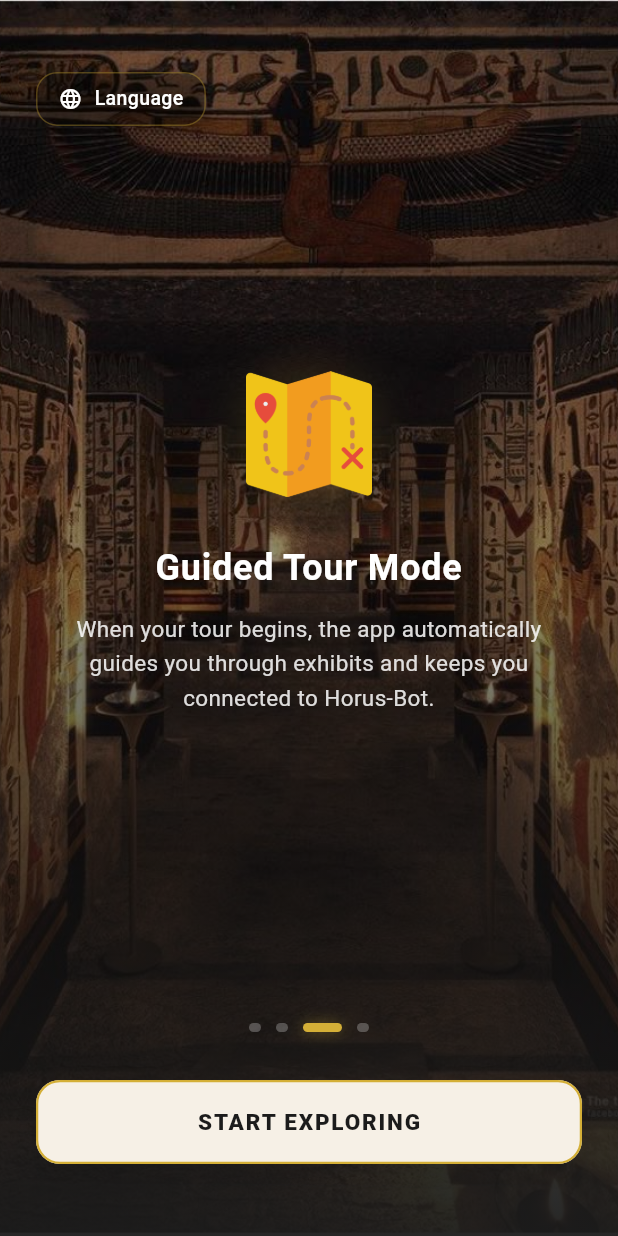
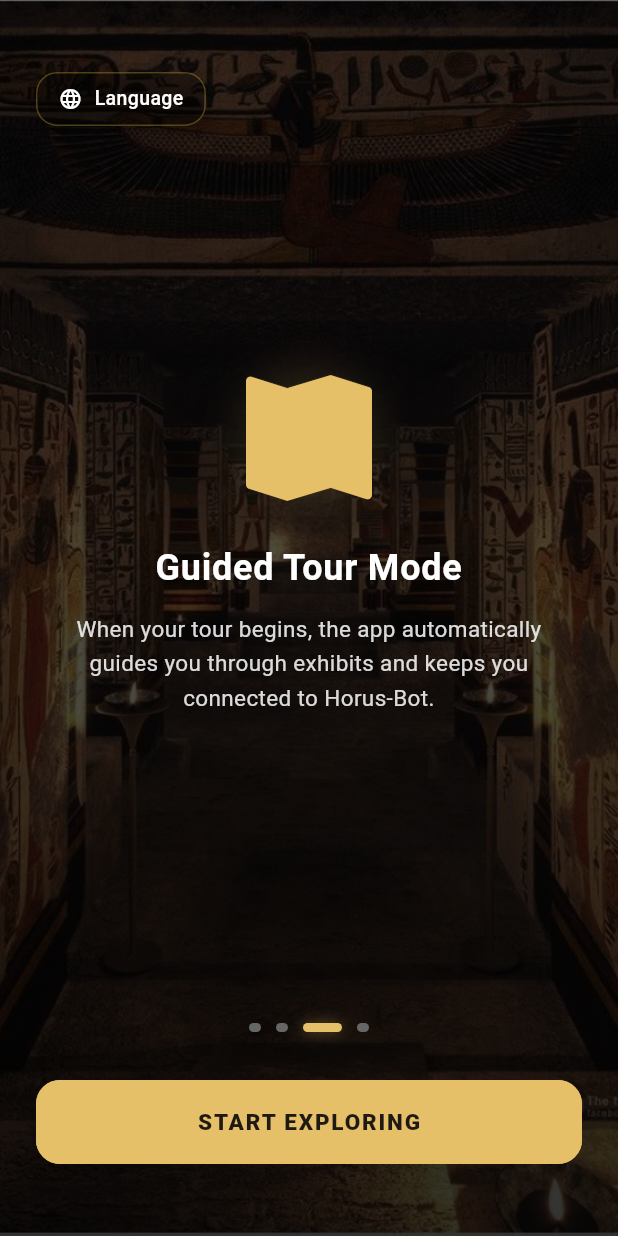
Before and after one commit to Farida-Waheed/museum_app, a Flutter app: the screen it shows after launch, swiped to page 3, on a phone screen of 412 x 824 dp. Run offline on Flutter 3.47's test engine with Material 3 defaults, Android fonts, the phone set to English and light mode, and no system bars; our stand-ins replace audioplayers, permission_handler, shared_preferences; missing offline and left inert: mobile_scanner; project files that could hold a hidden picture were left out.

```diff
--- a/lib/screens/intro/intro_screen.dart
+++ b/lib/screens/intro/intro_screen.dart
@@ -169,7 +169,7 @@ class _IntroScreenState extends State<IntroScreen>
                     const Text('Museums', style: mainTitleStyle),
                     const SizedBox(height: 12),
                     const Text(
-                      'Explore Egypt with your Horus-Bot and its app.',
+                      'Explore Egyptian museums with Horus-Bot.',
                       style: taglineStyle,
                     ),
                   ],
--- a/lib/screens/onboarding/onboarding_screen.dart
+++ b/lib/screens/onboarding/onboarding_screen.dart
@@ -1,3 +1,4 @@
+import 'dart:math' as math;
 import 'package:flutter/material.dart';
 import 'package:provider/provider.dart';
 import '../../l10n/app_localizations.dart';
@@ -12,13 +13,24 @@ class OnboardingScreen extends StatefulWidget {
   State<OnboardingScreen> createState() => _OnboardingScreenState();
 }
 
-class _OnboardingScreenState extends State<OnboardingScreen> {
+class _OnboardingScreenState extends State<OnboardingScreen> with SingleTickerProviderStateMixin {
   final PageController _pageController = PageController();
   int _currentPage = 0;
+  late final AnimationController _floatController;
+
+  @override
+  void initState() {
+    super.initState();
+    _floatController = AnimationController(
+      vsync: this,
+      duration: const Duration(seconds: 3),
+    )..repeat(reverse: true);
+  }
 
   @override
   void dispose() {
     _pageController.dispose();
+    _floatController.dispose();
     super.dispose();
   }
 
@@ -56,11 +68,11 @@ class _OnboardingScreenState extends State<OnboardingScreen> {
 
     // Material B - Primary CTA Surface
     final primaryCtaButtonStyle = ElevatedButton.styleFrom(
-      backgroundColor: const Color(0xFFF6F0E6),
-      foregroundColor: const Color(0xFF1B1B1B),
+      backgroundColor: const Color(0xFFE6C068),
+      foregroundColor: const Color(0xFF1E1912),
       shape: RoundedRectangleBorder(
         borderRadius: BorderRadius.circular(16),
-        side: const BorderSide(color: Color(0xFFD4AF37), width: 1.5),
+        side: const BorderSide(color: Color(0xFFE6C068), width: 1.5),
       ),
       elevation: 6,
       shadowColor: Colors.black.withOpacity(0.25),
@@ -119,11 +131,10 @@ class _OnboardingScreenState extends State<OnboardingScreen> {
                   begin: Alignment.topCenter,
                   end: Alignment.bottomCenter,
                   colors: [
-                    Colors.black.withOpacity(0.15),
-                    Colors.black.withOpacity(0.4),
-                    const Color(0xFF1B1B1B).withOpacity(0.95),
+                    Colors.black.withOpacity(0.6),
+                    Colors.black.withOpacity(0.8),
                   ],
-                  stops: const [0.0, 0.4, 1.0],
+                  stops: const [0.0, 1.0],
                 ),
               ),
             ),
@@ -146,7 +157,16 @@ class _OnboardingScreenState extends State<OnboardingScreen> {
                         children: [
                           const SizedBox(height: 40), // Top spacing adjustment
                           // Unified Icon treatment
-                          Stack(
+                          AnimatedBuilder(
+                            animation: _floatController,
+                            builder: (context, child) {
+                              final double floatOffset = 8 * math.sin(_floatController.value * 2 * math.pi);
+                              return Transform.translate(
+                                offset: Offset(0, floatOffset),
+                                child: child,
+                              );
+                            },
+                            child: Stack(
                               alignment: Alignment.center,
                               children: [
                                 Container(
@@ -156,7 +176,7 @@ class _OnboardingScreenState extends State<OnboardingScreen> {
                                     shape: BoxShape.circle,
                                     boxShadow: [
                                       BoxShadow(
-                                      color: const Color(0xFFD4AF37).withOpacity(0.12),
+                                        color: const Color(0xFFE6C068).withOpacity(0.12),
                                         blurRadius: 20,
                                         spreadRadius: 4,
                                       ),
@@ -167,11 +187,11 @@ class _OnboardingScreenState extends State<OnboardingScreen> {
                                   pages[index]["iconPath"]!,
                                   width: 84,
                                   height: 84,
-                                // Apply a subtle gold tint to unify mixed icon styles if needed
-                                // color: const Color(0xFFD4AF37).withOpacity(0.1),
-                                // colorBlendMode: BlendMode.srcATop,
+                                  color: const Color(0xFFE6C068),
+                                  colorBlendMode: BlendMode.srcIn,
                                 ),
                               ],
+                            ),
                           ),
                           const SizedBox(height: 28),
                           Text(
@@ -217,12 +237,12 @@ class _OnboardingScreenState extends State<OnboardingScreen> {
                           width: active ? 26 : 8,
                           height: 6,
                           decoration: BoxDecoration(
-                            color: active ? const Color(0xFFD4AF37) : Colors.white.withOpacity(0.25),
+                            color: active ? const Color(0xFFE6C068) : const Color(0xFF666666),
                             borderRadius: BorderRadius.circular(10),
                             boxShadow: [
                               if (active)
                                 BoxShadow(
-                                  color: const Color(0xFFD4AF37).withOpacity(0.4),
+                                  color: const Color(0xFFE6C068).withOpacity(0.4),
                                   blurRadius: 8,
                                 ),
                             ],
@@ -264,13 +284,13 @@ class _OnboardingScreenState extends State<OnboardingScreen> {
               child: PopupMenuButton<String>(
                 onSelected: (lang) => prefs.setLanguage(lang),
                 offset: const Offset(0, 48),
-                color: const Color(0xFF1B1B1B).withOpacity(0.85), // Keep dark for legibility
+                color: const Color(0xFF1E1912).withOpacity(0.9), // Keep dark for legibility
                 elevation: 8,
                 constraints: const BoxConstraints(minWidth: 160),
                 shape: RoundedRectangleBorder(
                   borderRadius: BorderRadius.circular(14),
                   side: BorderSide(
-                    color: const Color(0xFFD4AF37).withOpacity(0.35),
+                    color: const Color(0xFFE6C068).withOpacity(0.4),
                     width: 1,
                   ),
                 ),
```
Also changed, not shown: lib/l10n/app_ar.arb (+4 -4 lines), lib/l10n/app_en.arb (+4 -4 lines). Lines whose indentation alone changed are shown as unchanged.
